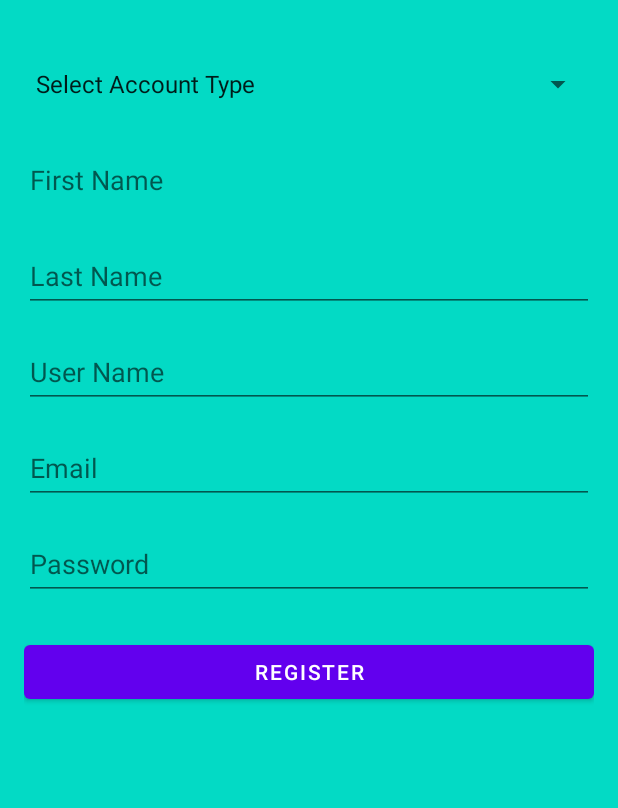
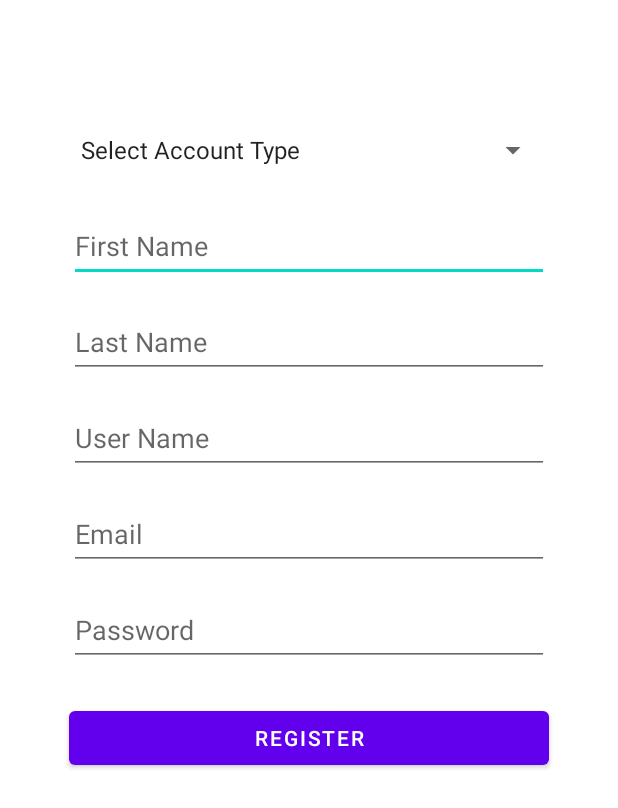
Before and after one commit to mhamza1906/B07-SMART-AIR, an Android app: the SignUpActivity screen opened directly, with no data from a screen before it, on a phone screen of 412 x 824 dp. Shown: the top 808 px of the screen. Run offline under Robolectric (Android 15) with nearby library versions, the phone set to English and light mode, and no system bars; our stand-ins replace Firebase (no records; nobody signed in at launch, a user with empty details on screens opened directly).

Commit message:
WIP: temp commit

```diff
--- a/app/src/main/res/layout/activity_signup.xml
+++ b/app/src/main/res/layout/activity_signup.xml
@@ -4,14 +4,13 @@
     android:layout_width="match_parent"
     android:layout_height="match_parent"
     android:padding="16dp"
-    android:background="@color/teal_200"
     tools:context=".SignUpActivity">
 
     <Spinner
         android:id="@+id/accountTypeSpinner"
-        android:layout_width="0dp"
+        android:layout_width="320dp"
         android:layout_height="wrap_content"
-        android:layout_marginTop="16dp"
+        android:layout_marginTop="60dp"
         android:minHeight="48dp"
         app:layout_constraintEnd_toEndOf="parent"
         app:layout_constraintStart_toStartOf="parent"
@@ -20,7 +19,7 @@
 
     <EditText
         android:id="@+id/fNameEditText"
-        android:layout_width="0dp"
+        android:layout_width="320dp"
         android:layout_height="wrap_content"
         android:layout_marginTop="16dp"
         android:autofillHints="givenName"
@@ -34,7 +33,7 @@
 
     <EditText
         android:id="@+id/lNameEditText"
-        android:layout_width="0dp"
+        android:layout_width="320dp"
         android:layout_height="wrap_content"
         android:layout_marginTop="16dp"
         android:autofillHints="familyName"
@@ -49,7 +48,7 @@
     <!-- FIX 1: This is now constrained below lNameEditText -->
     <EditText
         android:id="@+id/usernameEditText"
-        android:layout_width="0dp"
+        android:layout_width="320dp"
         android:layout_height="wrap_content"
         android:layout_marginTop="16dp"
         android:autofillHints="username"
@@ -64,7 +63,7 @@
     <!-- FIX 2: This is now constrained below the new usernameEditText -->
     <EditText
         android:id="@+id/emailEditText"
-        android:layout_width="0dp"
+        android:layout_width="320dp"
         android:layout_height="wrap_content"
         android:layout_marginTop="16dp"
         android:autofillHints="emailAddress"
@@ -79,7 +78,7 @@
     <!-- FIX 3: This is now constrained below the emailEditText -->
     <EditText
         android:id="@+id/passwordEditText"
-        android:layout_width="0dp"
+        android:layout_width="320dp"
         android:layout_height="wrap_content"
         android:layout_marginTop="16dp"
         android:autofillHints="newPassword"
@@ -93,7 +92,7 @@
 
     <Button
         android:id="@+id/registerButton"
-        android:layout_width="0dp"
+        android:layout_width="320dp"
         android:layout_height="wrap_content"
         android:layout_marginTop="24dp"
         android:minHeight="48dp"
--- a/app/src/main/res/values/colors.xml
+++ b/app/src/main/res/values/colors.xml
@@ -10,4 +10,7 @@
     <color name="blue_strong">#0D47A1</color>
     <color name="blue_accessible">#1565C0</color>
     <color name="blue_safe">#1976D2</color>
+    <color name="black_contrast">#000000</color>
+    <color name="white_contrast">#FFFFFF</color>
+
 </resources>
```
Also changed, not shown: app/src/main/java/com/example/smart_air/LoginActivity.java (+43 -4 lines), app/src/main/java/com/example/smart_air/SignUpActivity.java (+50 -3 lines), app/src/main/res/layout/activity_login.xml (+5 -5 lines), build.gradle.kts (line endings or trailing spaces).
